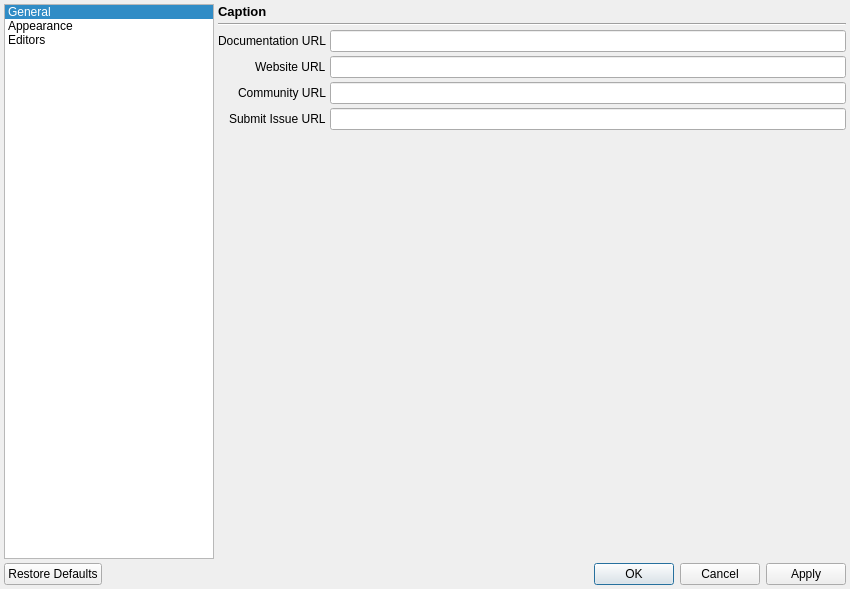
Qt form Dialogs/PreferencesDialog.ui (enigma-dev/RadialGM) before a commit.
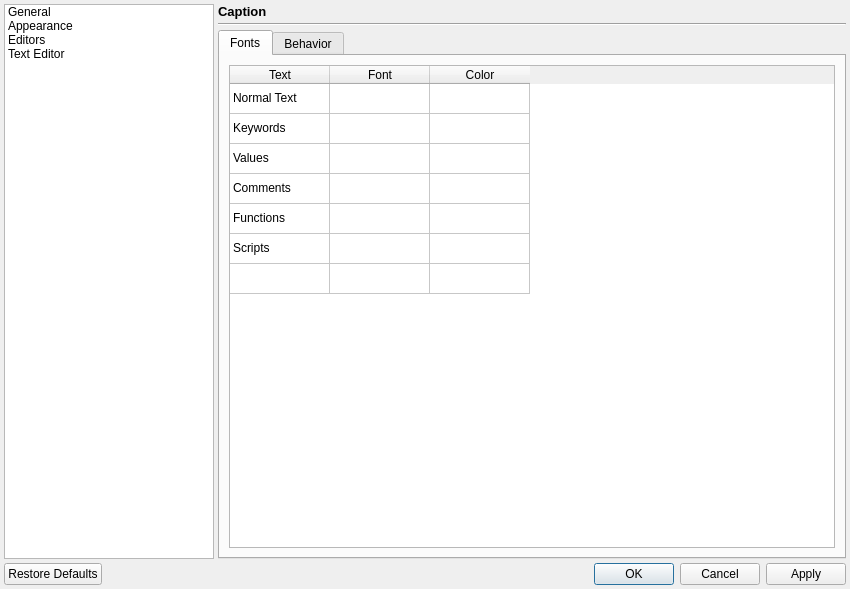
The same form after that commit. Icons and pictures are not drawn.

Commit message: mock up text editor prefs

What changed in the file:
```diff
--- a/Dialogs/PreferencesDialog.ui
+++ b/Dialogs/PreferencesDialog.ui
@@ -68,7 +68,7 @@
         <bool>false</bool>
        </property>
        <property name="currentRow">
-        <number>0</number>
+        <number>-1</number>
        </property>
        <item>
         <property name="text">
@@ -85,6 +85,11 @@
          <string>Editors</string>
         </property>
        </item>
+       <item>
+        <property name="text">
+         <string>Text Editor</string>
+        </property>
+       </item>
       </widget>
      </item>
      <item>
@@ -128,7 +133,7 @@
           <enum>QFrame::NoFrame</enum>
          </property>
          <property name="currentIndex">
-          <number>0</number>
+          <number>3</number>
          </property>
          <widget class="QWidget" name="generalPage">
           <layout class="QFormLayout" name="formLayout_2">
@@ -258,6 +263,24 @@
           </layout>
          </widget>
          <widget class="QWidget" name="editorsPage">
+          <layout class="QVBoxLayout" name="verticalLayout_3">
+           <item>
+            <widget class="QTabWidget" name="tabWidget_2">
+             <widget class="QWidget" name="tab_3">
+              <attribute name="title">
+               <string>Tab 1</string>
+              </attribute>
+             </widget>
+             <widget class="QWidget" name="tab_4">
+              <attribute name="title">
+               <string>Tab 2</string>
+              </attribute>
+             </widget>
+            </widget>
+           </item>
+          </layout>
+         </widget>
+         <widget class="QWidget" name="textEditorPage">
           <layout class="QVBoxLayout" name="verticalLayout_2">
            <property name="spacing">
             <number>4</number>
@@ -284,12 +307,157 @@
              </property>
              <widget class="QWidget" name="tab">
               <attribute name="title">
-               <string>Tab 1</string>
+               <string>Fonts</string>
               </attribute>
+              <layout class="QVBoxLayout" name="verticalLayout_6">
+               <item>
+                <widget class="QTableWidget" name="tableWidget">
+                 <attribute name="verticalHeaderVisible">
+                  <bool>false</bool>
+                 </attribute>
+                 <attribute name="verticalHeaderCascadingSectionResizes">
+                  <bool>false</bool>
+                 </attribute>
+                 <row>
+                  <property name="text">
+                   <string>New Row</string>
+                  </property>
+                 </row>
+                 <row>
+                  <property name="text">
+                   <string>New Row</string>
+                  </property>
+                 </row>
+                 <row>
+                  <property name="text">
+                   <string>New Row</string>
+                  </property>
+                 </row>
+                 <row>
+                  <property name="text">
+                   <string>New Row</string>
+                  </property>
+                 </row>
+                 <row>
+                  <property name="text">
+                   <string>New Row</string>
+                  </property>
+                 </row>
+                 <row>
+                  <property name="text">
+                   <string>New Row</string>
+                  </property>
+                 </row>
+                 <row>
+                  <property name="text">
+                   <string>New Row</string>
+                  </property>
+                 </row>
+                 <column>
+                  <property name="text">
+                   <string>Text</string>
+                  </property>
+                 </column>
+                 <column>
+                  <property name="text">
+                   <string>Font</string>
+                  </property>
+                 </column>
+                 <column>
+                  <property name="text">
+                   <string>Color</string>
+                  </property>
+                 </column>
+                 <item row="0" column="0">
+                  <property name="text">
+                   <string>Normal Text</string>
+                  </property>
+                 </item>
+                 <item row="0" column="1">
+                  <property name="icon">
+                   <iconset resource="../images.qrc">
+                    <normaloff>:/resources/font.png</normaloff>:/resources/font.png</iconset>
+                  </property>
+                 </item>
+                 <item row="0" column="2">
+                  <property name="background">
+                   <brush brushstyle="NoBrush">
+                    <color alpha="255">
+                     <red>0</red>
+                     <green>0</green>
+                     <blue>0</blue>
+                    </color>
+                   </brush>
+                  </property>
+                 </item>
+                 <item row="1" column="0">
+                  <property name="text">
+                   <string>Keywords</string>
+                  </property>
+                 </item>
+                 <item row="1" column="1">
+                  <property name="icon">
+                   <iconset resource="../images.qrc">
+                    <normaloff>:/resources/font.png</normaloff>:/resources/font.png</iconset>
+                  </property>
+                 </item>
+                 <item row="2" column="0">
+                  <property name="text">
+                   <string>Values</string>
+                  </property>
+                 </item>
+                 <item row="2" column="1">
+                  <property name="icon">
+                   <iconset resource="../images.qrc">
+                    <normaloff>:/resources/font.png</normaloff>:/resources/font.png</iconset>
+                  </property>
+                 </item>
+                 <item row="3" column="0">
+                  <property name="text">
+                   <string>Comments</string>
+                  </property>
+                 </item>
+                 <item row="3" column="1">
+                  <property name="icon">
+                   <iconset resource="../images.qrc">
+                    <normaloff>:/resources/font.png</normaloff>:/resources/font.png</iconset>
+                  </property>
+                 </item>
+                 <item row="4" column="0">
+                  <property name="text">
+                   <string>Functions</string>
+                  </property>
+                 </item>
+                 <item row="4" column="1">
+                  <property name="icon">
+                   <iconset resource="../images.qrc">
+                    <normaloff>:/resources/font.png</normaloff>:/resources/font.png</iconset>
+                  </property>
+                 </item>
+                 <item row="5" column="0">
+                  <property name="text">
+                   <string>Scripts</string>
+                  </property>
+                 </item>
+                 <item row="5" column="1">
+                  <property name="icon">
+                   <iconset resource="../images.qrc">
+                    <normaloff>:/resources/font.png</normaloff>:/resources/font.png</iconset>
+                  </property>
+                 </item>
+                 <item row="6" column="1">
+                  <property name="icon">
+                   <iconset resource="../images.qrc">
+                    <normaloff>:/resources/font.png</normaloff>:/resources/font.png</iconset>
+                  </property>
+                 </item>
+                </widget>
+               </item>
+              </layout>
              </widget>
              <widget class="QWidget" name="tab_2">
               <attribute name="title">
-               <string>Tab 2</string>
+               <string>Behavior</string>
               </attribute>
              </widget>
             </widget>
```
Left out of the diff: 99 changed lines with no effect on the pictures.
